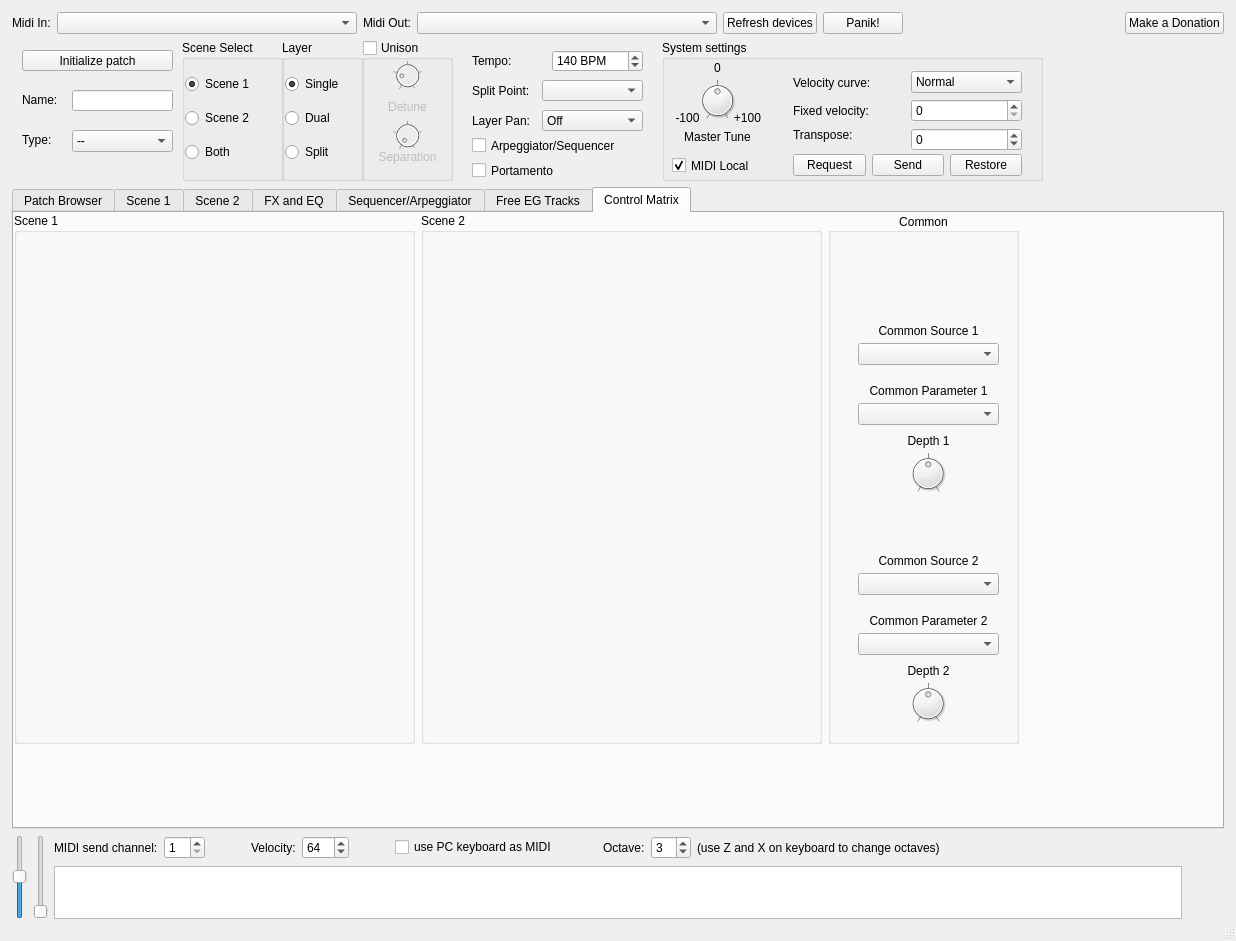
thefinalcutbg/QAN1xEditor, file src/View/QAN1xEditor.ui: the form before one commit.
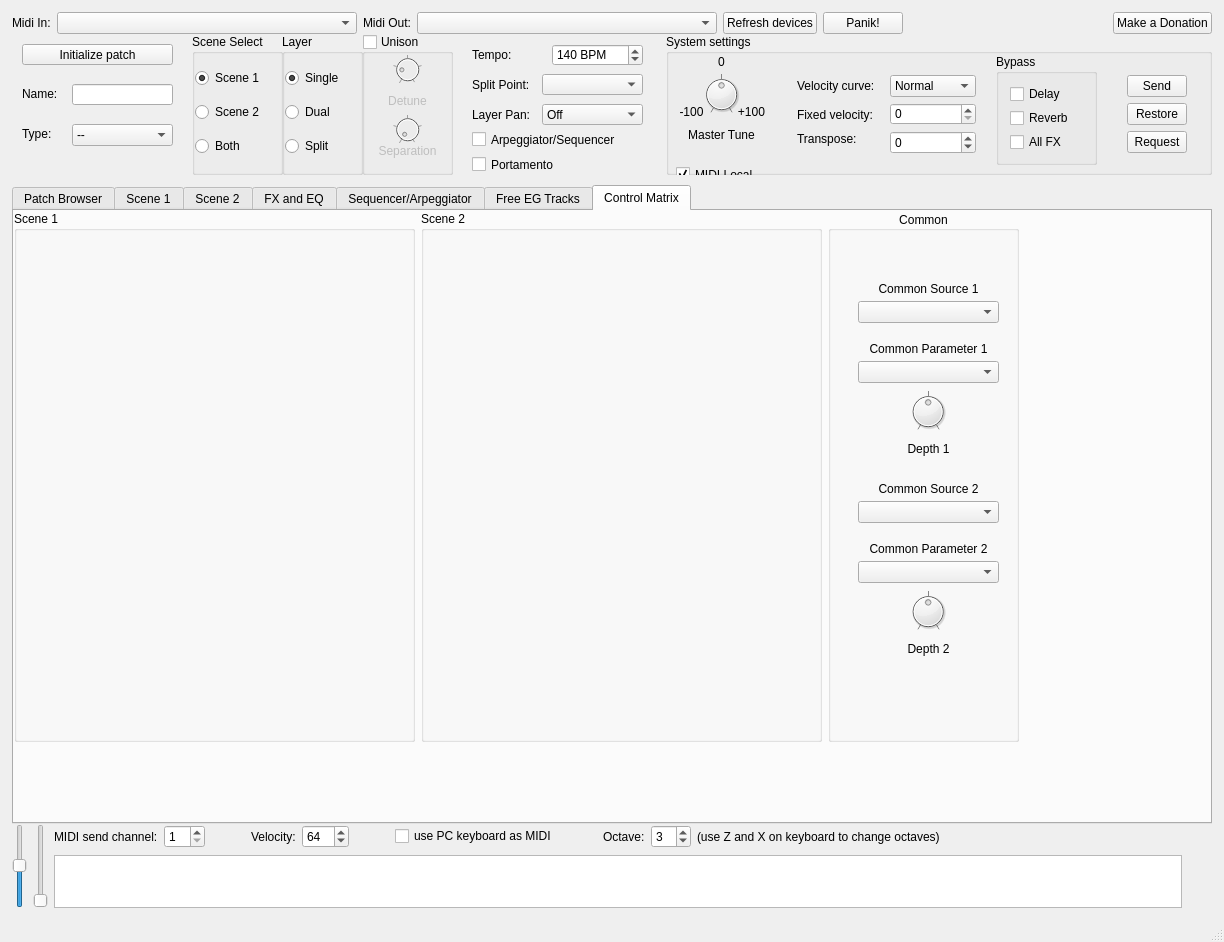
The form after the commit. The open tabs and pages were chosen to show the change. Custom widgets are drawn as their Qt base class.

```diff
--- a/src/View/QAN1xEditor.ui
+++ b/src/View/QAN1xEditor.ui
@@ -6,8 +6,8 @@
    <rect>
     <x>0</x>
     <y>0</y>
-    <width>1236</width>
-    <height>941</height>
+    <width>1224</width>
+    <height>942</height>
    </rect>
   </property>
   <property name="minimumSize">
@@ -49,11 +49,14 @@
         <rect>
          <x>0</x>
          <y>0</y>
-         <width>1236</width>
-         <height>914</height>
+         <width>1224</width>
+         <height>915</height>
         </rect>
        </property>
        <layout class="QVBoxLayout" name="verticalLayout">
+        <property name="spacing">
+         <number>0</number>
+        </property>
         <property name="leftMargin">
          <number>12</number>
         </property>
@@ -64,7 +67,7 @@
          <number>12</number>
         </property>
         <property name="bottomMargin">
-         <number>0</number>
+         <number>12</number>
         </property>
         <item>
          <layout class="QHBoxLayout" name="horizontalLayout">
@@ -154,10 +157,21 @@
          </layout>
         </item>
         <item>
+         <layout class="QHBoxLayout" name="horizontalLayout_4">
+          <property name="spacing">
+           <number>0</number>
+          </property>
+          <property name="leftMargin">
+           <number>0</number>
+          </property>
+          <property name="bottomMargin">
+           <number>10</number>
+          </property>
+          <item>
          <widget class="QFrame" name="frame_2">
           <property name="minimumSize">
            <size>
-            <width>841</width>
+              <width>641</width>
             <height>141</height>
            </size>
           </property>
@@ -287,9 +301,9 @@
           <widget class="QGroupBox" name="sceneGroup">
            <property name="geometry">
             <rect>
-             <x>170</x>
+               <x>180</x>
              <y>0</y>
-             <width>101</width>
+               <width>91</width>
              <height>141</height>
             </rect>
            </property>
@@ -344,297 +358,6 @@
             </item>
            </layout>
           </widget>
-          <widget class="QGroupBox" name="groupBox_2">
-           <property name="geometry">
-            <rect>
-             <x>650</x>
-             <y>0</y>
-             <width>381</width>
-             <height>141</height>
-            </rect>
-           </property>
-           <property name="title">
-            <string>System settings</string>
-           </property>
-           <widget class="CheckBox" name="midiLocal">
-            <property name="geometry">
-             <rect>
-              <x>10</x>
-              <y>110</y>
-              <width>91</width>
-              <height>31</height>
-             </rect>
-            </property>
-            <property name="text">
-             <string>MIDI Local</string>
-            </property>
-            <property name="checked">
-             <bool>true</bool>
-            </property>
-           </widget>
-           <widget class="QLabel" name="label_8">
-            <property name="geometry">
-             <rect>
-              <x>0</x>
-              <y>90</y>
-              <width>111</width>
-              <height>21</height>
-             </rect>
-            </property>
-            <property name="frameShadow">
-             <enum>QFrame::Plain</enum>
-            </property>
-            <property name="text">
-             <string>Master Tune</string>
-            </property>
-            <property name="alignment">
-             <set>Qt::AlignHCenter|Qt::AlignTop</set>
-            </property>
-           </widget>
-           <widget class="DialKnob" name="masterTune">
-            <property name="geometry">
-             <rect>
-              <x>30</x>
-              <y>40</y>
-              <width>51</width>
-              <height>41</height>
-             </rect>
-            </property>
-            <property name="sizePolicy">
-             <sizepolicy hsizetype="Fixed" vsizetype="Fixed">
-              <horstretch>0</horstretch>
-              <verstretch>0</verstretch>
-             </sizepolicy>
-            </property>
-            <property name="minimumSize">
-             <size>
-              <width>0</width>
-              <height>0</height>
-             </size>
-            </property>
-            <property name="maximumSize">
-             <size>
-              <width>16777215</width>
-              <height>16777215</height>
-             </size>
-            </property>
-            <property name="minimum">
-             <number>170</number>
-            </property>
-            <property name="maximum">
-             <number>854</number>
-            </property>
-            <property name="singleStep">
-             <number>1</number>
-            </property>
-            <property name="value">
-             <number>512</number>
-            </property>
-            <property name="notchTarget">
-             <double>500.000000000000000</double>
-            </property>
-            <property name="notchesVisible">
-             <bool>true</bool>
-            </property>
-           </widget>
-           <widget class="QLabel" name="label_3">
-            <property name="geometry">
-             <rect>
-              <x>30</x>
-              <y>20</y>
-              <width>51</width>
-              <height>16</height>
-             </rect>
-            </property>
-            <property name="text">
-             <string>0</string>
-            </property>
-            <property name="alignment">
-             <set>Qt::AlignCenter</set>
-            </property>
-           </widget>
-           <widget class="QLabel" name="label_5">
-            <property name="geometry">
-             <rect>
-              <x>0</x>
-              <y>70</y>
-              <width>51</width>
-              <height>16</height>
-             </rect>
-            </property>
-            <property name="text">
-             <string>-100</string>
-            </property>
-            <property name="alignment">
-             <set>Qt::AlignCenter</set>
-            </property>
-           </widget>
-           <widget class="QLabel" name="label_10">
-            <property name="geometry">
-             <rect>
-              <x>60</x>
-              <y>70</y>
-              <width>51</width>
-              <height>16</height>
-             </rect>
-            </property>
-            <property name="text">
-             <string>+100</string>
-            </property>
-            <property name="alignment">
-             <set>Qt::AlignCenter</set>
-            </property>
-           </widget>
-           <widget class="QWidget" name="layoutWidget">
-            <property name="geometry">
-             <rect>
-              <x>120</x>
-              <y>20</y>
-              <width>251</width>
-              <height>127</height>
-             </rect>
-            </property>
-            <layout class="QVBoxLayout" name="verticalLayout_7">
-             <property name="spacing">
-              <number>0</number>
-             </property>
-             <item>
-              <layout class="QHBoxLayout" name="horizontalLayout_8">
-               <item>
-                <layout class="QVBoxLayout" name="verticalLayout_3">
-                 <item>
-                  <widget class="QLabel" name="velCurveLabel">
-                   <property name="text">
-                    <string>Velocity curve:</string>
-                   </property>
-                  </widget>
-                 </item>
-                 <item>
-                  <widget class="QLabel" name="label_1">
-                   <property name="text">
-                    <string>Fixed velocity:</string>
-                   </property>
-                  </widget>
-                 </item>
-                 <item>
-                  <widget class="QLabel" name="label_9">
-                   <property name="frameShadow">
-                    <enum>QFrame::Plain</enum>
-                   </property>
-                   <property name="text">
-                    <string>Transpose:</string>
-                   </property>
-                   <property name="alignment">
-                    <set>Qt::AlignLeading|Qt::AlignLeft|Qt::AlignTop</set>
-                   </property>
-                  </widget>
-                 </item>
-                </layout>
-               </item>
-               <item>
-                <layout class="QVBoxLayout" name="verticalLayout_6">
-                 <item>
-                  <widget class="ComboPicker" name="velocityCurve">
-                   <item>
-                    <property name="text">
-                     <string>Normal</string>
-                    </property>
-                   </item>
-                   <item>
-                    <property name="text">
-                     <string>Soft1</string>
-                    </property>
-                   </item>
-                   <item>
-                    <property name="text">
-                     <string>Soft2</string>
-                    </property>
-                   </item>
-                   <item>
-                    <property name="text">
-                     <string>Easy</string>
-                    </property>
-                   </item>
-                   <item>
-                    <property name="text">
-                     <string>Wide</string>
-                    </property>
-                   </item>
-                   <item>
-                    <property name="text">
-                     <string>Hard</string>
-                    </property>
-                   </item>
-                  </widget>
-                 </item>
-                 <item>
-                  <widget class="SpinBox" name="fixedVelocity">
-                   <property name="maximum">
-                    <number>127</number>
-                   </property>
-                  </widget>
-                 </item>
-                 <item>
-                  <widget class="SpinBox" name="transpose">
-                   <property name="suffix">
-                    <string/>
-                   </property>
-                   <property name="minimum">
-                    <number>-36</number>
-                   </property>
-                   <property name="maximum">
-                    <number>36</number>
-                   </property>
-                   <property name="value">
-                    <number>0</number>
-                   </property>
-                  </widget>
-                 </item>
-                </layout>
-               </item>
-              </layout>
-             </item>
-             <item>
-              <spacer name="verticalSpacer_2">
-               <property name="orientation">
-                <enum>Qt::Vertical</enum>
-               </property>
-               <property name="sizeHint" stdset="0">
-                <size>
-                 <width>20</width>
-                 <height>0</height>
-                </size>
-               </property>
-              </spacer>
-             </item>
-             <item>
-              <layout class="QHBoxLayout" name="horizontalLayout_7">
-               <item>
-                <widget class="QPushButton" name="requestSystem">
-                 <property name="text">
-                  <string>Request</string>
-                 </property>
-                </widget>
-               </item>
-               <item>
-                <widget class="QPushButton" name="sendSystem">
-                 <property name="text">
-                  <string>Send</string>
-                 </property>
-                </widget>
-               </item>
-               <item>
-                <widget class="QPushButton" name="restoreSystem">
-                 <property name="text">
-                  <string>Restore</string>
-                 </property>
-                </widget>
-               </item>
-              </layout>
-             </item>
-            </layout>
-           </widget>
-          </widget>
           <widget class="VoiceNameEdit" name="voiceNameEdit">
            <property name="geometry">
             <rect>
@@ -1053,6 +776,362 @@
          </widget>
         </item>
         <item>
+           <spacer name="horizontalSpacer_5">
+            <property name="orientation">
+             <enum>Qt::Horizontal</enum>
+            </property>
+            <property name="sizeHint" stdset="0">
+             <size>
+              <width>40</width>
+              <height>20</height>
+             </size>
+            </property>
+           </spacer>
+          </item>
+          <item>
+           <widget class="QGroupBox" name="groupBox_2">
+            <property name="minimumSize">
+             <size>
+              <width>546</width>
+              <height>141</height>
+             </size>
+            </property>
+            <property name="title">
+             <string>System settings</string>
+            </property>
+            <widget class="CheckBox" name="midiLocal">
+             <property name="geometry">
+              <rect>
+               <x>10</x>
+               <y>130</y>
+               <width>111</width>
+               <height>21</height>
+              </rect>
+             </property>
+             <property name="text">
+              <string>MIDI Local</string>
+             </property>
+             <property name="checked">
+              <bool>true</bool>
+             </property>
+            </widget>
+            <widget class="QLabel" name="label_8">
+             <property name="geometry">
+              <rect>
+               <x>0</x>
+               <y>90</y>
+               <width>111</width>
+               <height>21</height>
+              </rect>
+             </property>
+             <property name="frameShadow">
+              <enum>QFrame::Plain</enum>
+             </property>
+             <property name="text">
+              <string>Master Tune</string>
+             </property>
+             <property name="alignment">
+              <set>Qt::AlignCenter</set>
+             </property>
+            </widget>
+            <widget class="DialKnob" name="masterTune">
+             <property name="geometry">
+              <rect>
+               <x>30</x>
+               <y>40</y>
+               <width>51</width>
+               <height>41</height>
+              </rect>
+             </property>
+             <property name="sizePolicy">
+              <sizepolicy hsizetype="Fixed" vsizetype="Fixed">
+               <horstretch>0</horstretch>
+               <verstretch>0</verstretch>
+              </sizepolicy>
+             </property>
+             <property name="minimumSize">
+              <size>
+               <width>0</width>
+               <height>0</height>
+              </size>
+             </property>
+             <property name="maximumSize">
+              <size>
+               <width>16777215</width>
+               <height>16777215</height>
+              </size>
+             </property>
+             <property name="minimum">
+              <number>170</number>
+             </property>
+             <property name="maximum">
+              <number>854</number>
+             </property>
+             <property name="singleStep">
+              <number>1</number>
+             </property>
+             <property name="value">
+              <number>512</number>
+             </property>
+             <property name="notchTarget">
+              <double>500.000000000000000</double>
+             </property>
+             <property name="notchesVisible">
+              <bool>true</bool>
+             </property>
+            </widget>
+            <widget class="QLabel" name="label_3">
+             <property name="geometry">
+              <rect>
+               <x>30</x>
+               <y>20</y>
+               <width>51</width>
+               <height>16</height>
+              </rect>
+             </property>
+             <property name="text">
+              <string>0</string>
+             </property>
+             <property name="alignment">
+              <set>Qt::AlignCenter</set>
+             </property>
+            </widget>
+            <widget class="QLabel" name="label_5">
+             <property name="geometry">
+              <rect>
+               <x>0</x>
+               <y>70</y>
+               <width>51</width>
+               <height>16</height>
+              </rect>
+             </property>
+             <property name="text">
+              <string>-100</string>
+             </property>
+             <property name="alignment">
+              <set>Qt::AlignCenter</set>
+             </property>
+            </widget>
+            <widget class="QLabel" name="label_10">
+             <property name="geometry">
+              <rect>
+               <x>60</x>
+               <y>70</y>
+               <width>51</width>
+               <height>16</height>
+              </rect>
+             </property>
+             <property name="text">
+              <string>+100</string>
+             </property>
+             <property name="alignment">
+              <set>Qt::AlignCenter</set>
+             </property>
+            </widget>
+            <widget class="QGroupBox" name="groupBox_3">
+             <property name="geometry">
+              <rect>
+               <x>330</x>
+               <y>20</y>
+               <width>101</width>
+               <height>111</height>
+              </rect>
+             </property>
+             <property name="title">
+              <string>Bypass</string>
+             </property>
+             <layout class="QVBoxLayout" name="verticalLayout_14">
+              <item>
+               <widget class="CheckBox" name="dlyBypass">
+                <property name="text">
+                 <string>Delay</string>
+                </property>
+               </widget>
+              </item>
+              <item>
+               <widget class="CheckBox" name="revBypass">
+                <property name="text">
+                 <string>Reverb</string>
+                </property>
+               </widget>
+              </item>
+              <item>
+               <widget class="CheckBox" name="allBypass">
+                <property name="text">
+                 <string>All FX</string>
+                </property>
+               </widget>
+              </item>
+             </layout>
+            </widget>
+            <widget class="QWidget" name="layoutWidget">
+             <property name="geometry">
+              <rect>
+               <x>120</x>
+               <y>30</y>
+               <width>201</width>
+               <height>101</height>
+              </rect>
+             </property>
+             <layout class="QHBoxLayout" name="horizontalLayout_8">
+              <item>
+               <layout class="QVBoxLayout" name="verticalLayout_3">
+                <item>
+                 <widget class="QLabel" name="velCurveLabel">
+                  <property name="text">
+                   <string>Velocity curve:</string>
+                  </property>
+                 </widget>
+                </item>
+                <item>
+                 <widget class="QLabel" name="label_1">
+                  <property name="text">
+                   <string>Fixed velocity:</string>
+                  </property>
+                 </widget>
+                </item>
+                <item>
+                 <widget class="QLabel" name="label_9">
+                  <property name="frameShadow">
+                   <enum>QFrame::Plain</enum>
+                  </property>
+                  <property name="text">
+                   <string>Transpose:</string>
+                  </property>
+                  <property name="alignment">
+                   <set>Qt::AlignLeading|Qt::AlignLeft|Qt::AlignTop</set>
+                  </property>
+                 </widget>
+                </item>
+               </layout>
+              </item>
+              <item>
+               <layout class="QVBoxLayout" name="verticalLayout_6">
+                <item>
+                 <widget class="ComboPicker" name="velocityCurve">
+                  <item>
+                   <property name="text">
+                    <string>Normal</string>
+                   </property>
+                  </item>
+                  <item>
+                   <property name="text">
+                    <string>Soft1</string>
+                   </property>
+                  </item>
+                  <item>
+                   <property name="text">
+                    <string>Soft2</string>
+                   </property>
+                  </item>
+                  <item>
+                   <property name="text">
+                    <string>Easy</string>
+                   </property>
+                  </item>
+                  <item>
+                   <property name="text">
+                    <string>Wide</string>
+                   </property>
+                  </item>
+                  <item>
+                   <property name="text">
+                    <string>Hard</string>
+                   </property>
+                  </item>
+                 </widget>
+                </item>
+                <item>
+                 <widget class="SpinBox" name="fixedVelocity">
+                  <property name="maximum">
+                   <number>127</number>
+                  </property>
+                 </widget>
+                </item>
+                <item>
+                 <widget class="SpinBox" name="transpose">
+                  <property name="suffix">
+                   <string/>
+                  </property>
+                  <property name="minimum">
+                   <number>-36</number>
+                  </property>
+                  <property name="maximum">
+                   <number>36</number>
+                  </property>
+                  <property name="value">
+                   <number>0</number>
+                  </property>
+                 </widget>
+                </item>
+               </layout>
+              </item>
+             </layout>
+            </widget>
+            <widget class="QWidget" name="layoutWidget">
+             <property name="geometry">
+              <rect>
+               <x>450</x>
+               <y>20</y>
+               <width>82</width>
+               <height>121</height>
+              </rect>
+             </property>
+             <layout class="QVBoxLayout" name="verticalLayout_7">
+              <item>
+               <spacer name="verticalSpacer_4">
+                <property name="orientation">
+                 <enum>Qt::Vertical</enum>
+                </property>
+                <property name="sizeHint" stdset="0">
+                 <size>
+                  <width>20</width>
+                  <height>40</height>
+                 </size>
+                </property>
+               </spacer>
+              </item>
+              <item>
+               <widget class="QPushButton" name="sendSystem">
+                <property name="text">
+                 <string>Send</string>
+                </property>
+               </widget>
+              </item>
+              <item>
+               <widget class="QPushButton" name="restoreSystem">
+                <property name="text">
+                 <string>Restore</string>
+                </property>
+               </widget>
+              </item>
+              <item>
+               <widget class="QPushButton" name="requestSystem">
+                <property name="text">
+                 <string>Request</string>
+                </property>
+               </widget>
+              </item>
+              <item>
+               <spacer name="verticalSpacer_2">
+                <property name="orientation">
+                 <enum>Qt::Vertical</enum>
+                </property>
+                <property name="sizeHint" stdset="0">
+                 <size>
+                  <width>20</width>
+                  <height>40</height>
+                 </size>
+                </property>
+               </spacer>
+              </item>
+             </layout>
+            </widget>
+           </widget>
+          </item>
+         </layout>
+        </item>
+        <item>
          <layout class="QHBoxLayout" name="horizontalLayout_2">
           <item>
            <widget class="QTabWidget" name="tabWidget">
@@ -1197,7 +1276,7 @@
                    <property name="geometry">
                     <rect>
                      <x>30</x>
-                     <y>130</y>
+                     <y>90</y>
                      <width>141</width>
                      <height>22</height>
                     </rect>
@@ -1207,7 +1286,7 @@
                    <property name="geometry">
                     <rect>
                      <x>30</x>
-                     <y>360</y>
+                     <y>290</y>
                      <width>141</width>
                      <height>22</height>
                     </rect>
@@ -1217,7 +1296,7 @@
                    <property name="geometry">
                     <rect>
                      <x>30</x>
-                     <y>190</y>
+                     <y>150</y>
                      <width>141</width>
                      <height>22</height>
                     </rect>
@@ -1227,7 +1306,7 @@
                    <property name="geometry">
                     <rect>
                      <x>30</x>
-                     <y>420</y>
+                     <y>350</y>
                      <width>141</width>
                      <height>22</height>
                     </rect>
@@ -1237,7 +1316,7 @@
                    <property name="geometry">
                     <rect>
                      <x>70</x>
-                     <y>240</y>
+                     <y>180</y>
                      <width>60</width>
                      <height>41</height>
                     </rect>
@@ -1280,7 +1359,7 @@
                    <property name="geometry">
                     <rect>
                      <x>70</x>
-                     <y>470</y>
+                     <y>380</y>
                      <width>60</width>
                      <height>41</height>
                     </rect>
@@ -1323,7 +1402,7 @@
                    <property name="geometry">
                     <rect>
                      <x>30</x>
-                     <y>110</y>
+                     <y>70</y>
                      <width>141</width>
                      <height>16</height>
                     </rect>
@@ -1339,7 +1418,7 @@
                    <property name="geometry">
                     <rect>
                      <x>30</x>
-                     <y>340</y>
+                     <y>270</y>
                      <width>141</width>
                      <height>16</height>
                     </rect>
@@ -1355,7 +1434,7 @@
                    <property name="geometry">
                     <rect>
                      <x>30</x>
-                     <y>170</y>
+                     <y>130</y>
                      <width>141</width>
                      <height>16</height>
                     </rect>
@@ -1371,7 +1450,7 @@
                    <property name="geometry">
                     <rect>
                      <x>30</x>
-                     <y>400</y>
+                     <y>330</y>
                      <width>141</width>
                      <height>16</height>
                     </rect>
@@ -1387,7 +1466,7 @@
                    <property name="geometry">
                     <rect>
                      <x>30</x>
-                     <y>220</y>
+                     <y>230</y>
                      <width>141</width>
                      <height>16</height>
                     </rect>
@@ -1403,7 +1482,7 @@
                    <property name="geometry">
                     <rect>
                      <x>30</x>
-                     <y>450</y>
+                     <y>430</y>
                      <width>141</width>
                      <height>16</height>
                     </rect>
```
Lines whose indentation alone changed are shown as unchanged.
